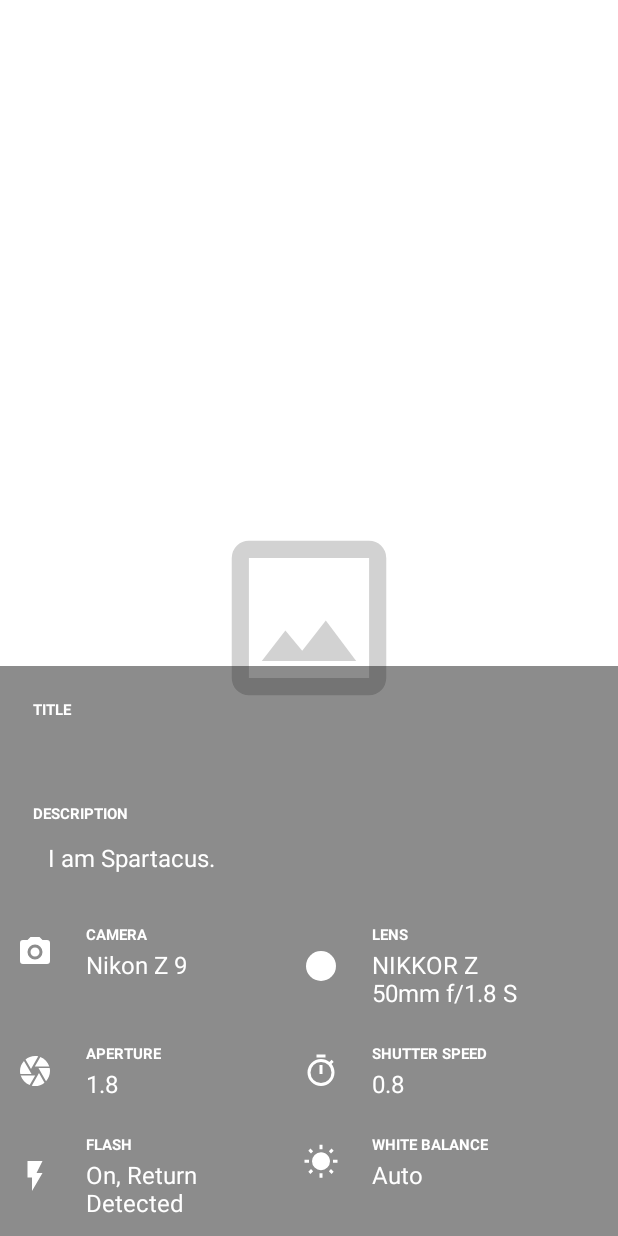
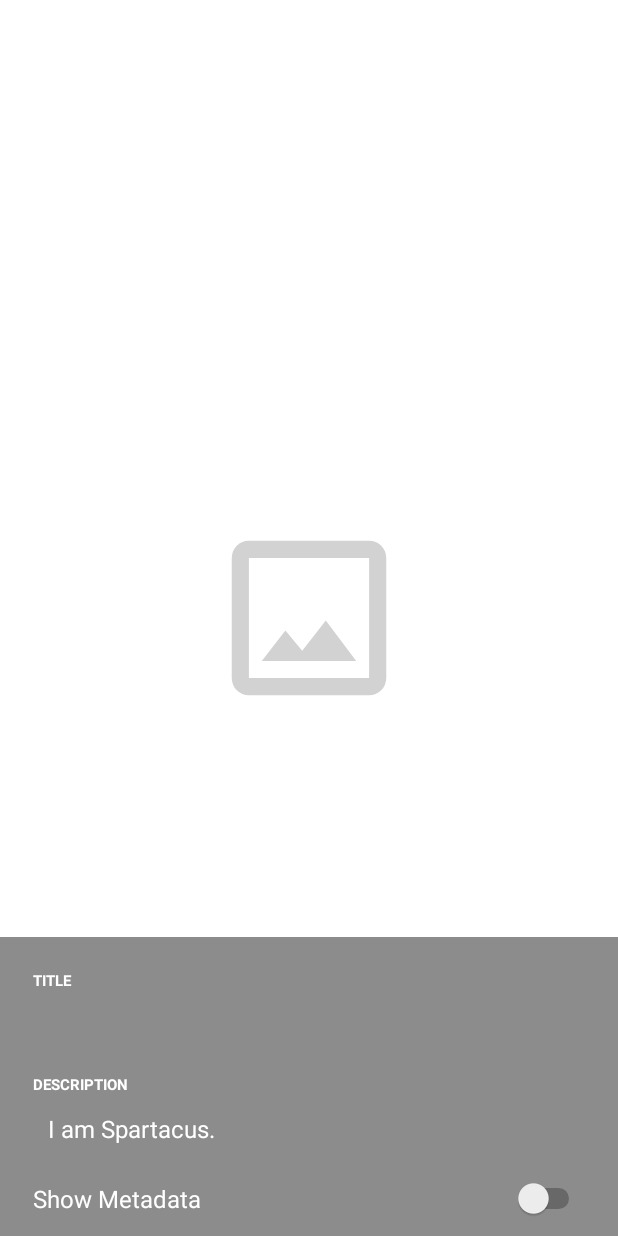
Before and after one commit to dalegaspi/bu-ms-s6-tp, an Android app: the fragment OneImageFragmentPager placed in its activity, on a phone screen of 412 x 824 dp. Run offline under Robolectric (Android 15) with nearby library versions, the phone set to English and light mode, and no system bars; our stand-ins replace Picasso; libraries missing offline, so code that uses them is left out: com.flickr4java.flickr; plain views replace PhotoView; pictures from the network do not load; 5 statements that could not run were skipped.

Commit message:
corrected stuff

```diff
--- a/Code/myFlickr/app/src/main/java/edu/bu/cs683/myflickr/MyFlickrApplication.kt
+++ b/Code/myFlickr/app/src/main/java/edu/bu/cs683/myflickr/MyFlickrApplication.kt
@@ -1,6 +1,9 @@
 package edu.bu.cs683.myflickr
 
 import android.app.Application
+import edu.bu.cs683.myflickr.data.ApplicationGraph
+import edu.bu.cs683.myflickr.data.DaggerApplicationGraph
+import edu.bu.cs683.myflickr.data.FlickrRepository
 import edu.bu.cs683.myflickr.data.PhotoRepository
 
 /**
@@ -9,6 +12,9 @@ import edu.bu.cs683.myflickr.data.PhotoRepository
  * @author dlegaspi@bu.edu
  */
 class MyFlickrApplication : Application() {
+    val applicationGraph: ApplicationGraph = DaggerApplicationGraph.create()
+    val flickrRepository: FlickrRepository = applicationGraph.getFlickrRepository()
+
     override fun onCreate() {
         super.onCreate()
         PhotoRepository.initialize(this)
--- a/Code/myFlickr/app/src/main/java/edu/bu/cs683/myflickr/fragment/AuthFragment.kt
+++ b/Code/myFlickr/app/src/main/java/edu/bu/cs683/myflickr/fragment/AuthFragment.kt
@@ -21,10 +21,7 @@ import com.github.scribejava.core.builder.ServiceBuilder
 import com.github.scribejava.core.model.OAuth1AccessToken
 import com.github.scribejava.core.model.OAuth1RequestToken
 import com.github.scribejava.core.oauth.OAuth10aService
-import edu.bu.cs683.myflickr.BuildConfig
-import edu.bu.cs683.myflickr.ImagesActivity
-import edu.bu.cs683.myflickr.MainActivity
-import edu.bu.cs683.myflickr.R
+import edu.bu.cs683.myflickr.*
 import edu.bu.cs683.myflickr.data.ApplicationGraph
 import edu.bu.cs683.myflickr.data.DaggerApplicationGraph
 import edu.bu.cs683.myflickr.data.FlickrApiState
@@ -54,8 +51,7 @@ class AuthFragment : Fragment() {
 
     lateinit var accessToken: OAuth1AccessToken
 
-    val applicationGraph: ApplicationGraph = DaggerApplicationGraph.create()
-    val flickrRepository: FlickrRepository = applicationGraph.getFlickrRepository()
+    private lateinit var flickrRepository: FlickrRepository
 
     @SuppressLint("SetJavaScriptEnabled")
     override fun onCreateView(
@@ -69,7 +65,7 @@ class AuthFragment : Fragment() {
         _binding = FragmentAuthBinding.inflate(inflater, container, false)
 
         webview = binding.authWebView
-
+        flickrRepository = (activity?.application as MyFlickrApplication).flickrRepository
         // these next 2 are very important otherwise flickr website will not
         // be able to load the OAuth pages and for the webview be able to intercept
         // the OAuth tokens
--- a/Code/myFlickr/app/src/main/java/edu/bu/cs683/myflickr/fragment/ImageGridFragment.kt
+++ b/Code/myFlickr/app/src/main/java/edu/bu/cs683/myflickr/fragment/ImageGridFragment.kt
@@ -26,9 +26,11 @@ import com.flickr4java.flickr.photos.SearchParameters
 import com.google.android.material.bottomsheet.BottomSheetDialog
 import edu.bu.cs683.myflickr.BuildConfig
 import edu.bu.cs683.myflickr.MainActivity
+import edu.bu.cs683.myflickr.MyFlickrApplication
 import edu.bu.cs683.myflickr.R
 import edu.bu.cs683.myflickr.adapter.EndlessRecyclerViewScrollListener
 import edu.bu.cs683.myflickr.adapter.PhotosAdapter
+import edu.bu.cs683.myflickr.data.FlickrRepository
 import edu.bu.cs683.myflickr.data.Photo
 import edu.bu.cs683.myflickr.data.PhotoRepository
 import edu.bu.cs683.myflickr.databinding.FragmentImageGridBinding
@@ -55,6 +57,7 @@ class ImageGridFragment : Fragment(), OneImageDetailListener {
 
     var currentGridPage = 1
 
+    private lateinit var flickrRepository: FlickrRepository
     override fun onCreate(savedInstanceState: Bundle?) {
         super.onCreate(savedInstanceState)
         arguments?.let {
@@ -69,6 +72,7 @@ class ImageGridFragment : Fragment(), OneImageDetailListener {
     ): View? {
         _binding = FragmentImageGridBinding.inflate(inflater, container, false)
         loadPrefs()
+        flickrRepository = (activity?.application as MyFlickrApplication).flickrRepository
         return binding.root
     }
 
--- a/Code/myFlickr/app/src/main/java/edu/bu/cs683/myflickr/fragment/OneImageFragment.kt
+++ b/Code/myFlickr/app/src/main/java/edu/bu/cs683/myflickr/fragment/OneImageFragment.kt
@@ -1,6 +1,7 @@
 package edu.bu.cs683.myflickr.fragment
 
 import android.annotation.SuppressLint
+import android.opengl.Visibility
 import android.os.Bundle
 import android.util.Log
 import android.view.LayoutInflater
@@ -62,12 +63,19 @@ class OneImageFragment : Fragment() {
             parentFragmentManager.popBackStack()
             true
         }
+
+        binding.metadataGrid.visibility = if (binding.showMetadata.isChecked) View.VISIBLE else View.GONE
+
+        binding.showMetadata.setOnCheckedChangeListener { _, b ->
+            binding.metadataGrid.visibility = if (b) View.VISIBLE else View.GONE
+        }
     }
 
     @SuppressLint("StaticFieldLeak")
     fun loadImage() {
         // this goes to call the flickr API to get the photo
         // with the specified ID then updated the ImageView on callback
+        binding.oneImageProgress.visibility = View.VISIBLE
         val getImageJob = CoroutineScope(Dispatchers.IO).async {
             val flickr = Flickr(BuildConfig.FLICKR_API_KEY, BuildConfig.FLICKR_API_SECRET, REST())
             val photosInterface = flickr.photosInterface
@@ -87,6 +95,7 @@ class OneImageFragment : Fragment() {
                     .into(binding.oneImageView)
 
                 binding.oneImageDescText.text = title
+                binding.oneImageProgress.visibility = View.VISIBLE
             }
         }
     }
--- a/Code/myFlickr/app/src/main/java/edu/bu/cs683/myflickr/fragment/OneImageFragmentPager.kt
+++ b/Code/myFlickr/app/src/main/java/edu/bu/cs683/myflickr/fragment/OneImageFragmentPager.kt
@@ -51,25 +51,39 @@ class OneImageFragmentPager : Fragment() {
         return binding.root
     }
 
-    var maxPosition: Int = 0
-    val imagesBrowsed: MutableMap<Int, String> = mutableMapOf()
+    val imagesBrowsed: MutableMap<Int, Pair<String, OneImageFragment>> = mutableMapOf()
+    fun processImageOnPosition(position: Int) {
+        // Toast.makeText(activity, "Current Page is going to ${position}; maxPosition is ${maxPosition}", Toast.LENGTH_SHORT).show()
+
+        if (imagesBrowsed.containsKey(position)) {
+            imageId = imagesBrowsed[position]?.first
+        } else {
+            val jobGetOneImage = CoroutineScope(Dispatchers.IO).async {
+                val nextImage = nextImage()
+                val args = Bundle()
+                args.putString(OneImageFragment.ARG_IMAGE_ID, imageId)
+                val fragment = OneImageFragment()
+                fragment.arguments = args
+
+                imagesBrowsed[position] = Pair(nextImage, fragment)
+                imageId = nextImage
+            }
+
+            // i don't like this part but the issue here is that ScreenSlidePagerAdapter::createFragment
+            // is called before this is finished; so we have to block :-( I probably should spend
+            // more time at some point to understand this ViewPager better to avoid this
+            runBlocking {
+                jobGetOneImage.await()
+            }
+        }
+    }
     override fun onViewCreated(view: View, savedInstanceState: Bundle?) {
         super.onViewCreated(view, savedInstanceState)
 
+        processImageOnPosition(0)
         binding.oneImageViewPager.registerOnPageChangeCallback(object : ViewPager2.OnPageChangeCallback() {
             override fun onPageSelected(position: Int) {
-
-                // Toast.makeText(activity, "Current Page is going to ${position}; maxPosition is ${maxPosition}", Toast.LENGTH_SHORT).show()
-                if (imagesBrowsed.containsKey(position)) {
-                    imageId = imagesBrowsed[position]
-                } else {
-                    CoroutineScope(Dispatchers.Main).launch {
-                        val nextImage = nextImage()
-                        imagesBrowsed[position] = nextImage
-                        imageId = nextImage
-                    }
-                }
-
+                processImageOnPosition(position)
                 super.onPageSelected(position)
             }
         })
@@ -96,14 +110,13 @@ class OneImageFragmentPager : Fragment() {
         override fun getItemCount(): Int = 1000
 
         override fun createFragment(position: Int): Fragment {
-            val args = Bundle()
-            args.putString(OneImageFragment.ARG_IMAGE_ID, imageId)
-            val fragment = OneImageFragment()
-            fragment.arguments = args
 
-            return fragment
+            processImageOnPosition(position)
+
+            return imagesBrowsed[position]!!.second
         }
     }
+
     companion object {
         const val ARG_USER_ID = "user_id"
         const val ARG_IMAGE_ID = "image_id"
--- a/Code/myFlickr/app/src/main/res/layout/fragment_one_image.xml
+++ b/Code/myFlickr/app/src/main/res/layout/fragment_one_image.xml
@@ -6,6 +6,16 @@
     android:layout_height="fill_parent"
     android:foregroundGravity="bottom"
     android:orientation="vertical">
+
+    <ProgressBar
+        android:id="@+id/oneImageProgress"
+        style="?android:attr/progressBarStyle"
+        android:layout_width="48dp"
+        android:layout_height="48dp"
+        android:layout_gravity="center"
+        android:maxWidth="24dp"
+        android:minWidth="24dp"
+        android:visibility="gone" />
 
     <com.github.chrisbanes.photoview.PhotoView
         android:id="@+id/oneImageView"
@@ -74,10 +84,21 @@
             android:textIsSelectable="true"
             android:textSize="16sp" />
 
+        <Switch
+            android:id="@+id/showMetadata"
+            android:textColor="@color/white"
+            android:textSize="16sp"
+            android:layout_marginLeft="10pt"
+            android:layout_marginRight="10pt"
+            android:layout_marginBottom="5pt"
+            android:layout_width="match_parent"
+            android:layout_height="wrap_content"
+            android:text="Show Metadata" />
+
         <androidx.gridlayout.widget.GridLayout
             android:id="@+id/metadataGrid"
             android:layout_width="match_parent"
-
+            android:animateLayoutChanges="true"
             android:layout_height="match_parent"
             app:columnCount="2"
             app:rowCount="4">
```
